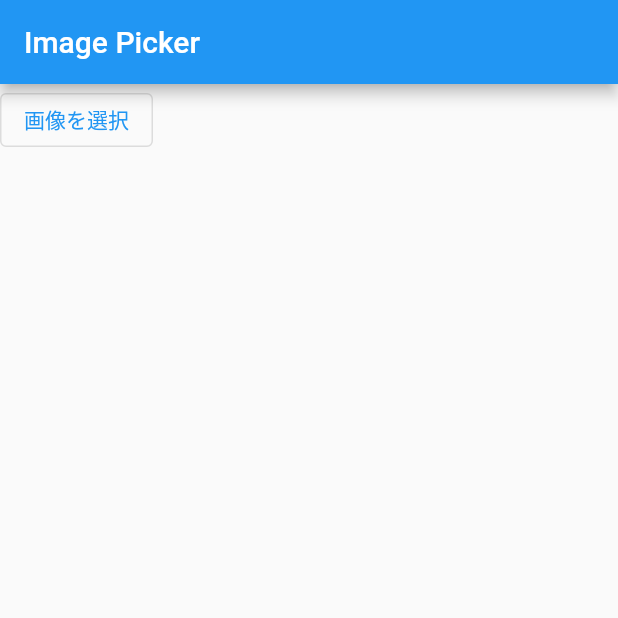
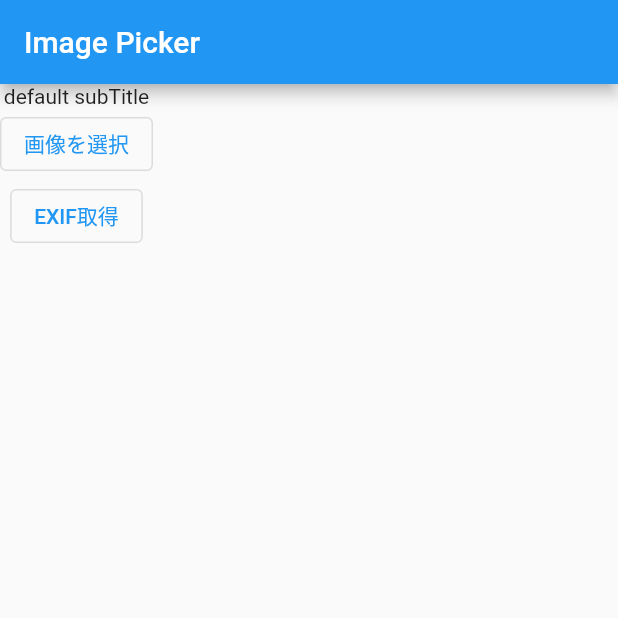
Before and after one commit to msrx9/FlutterTips, a Flutter app: the screen it shows after launch, on a phone screen of 412 x 824 dp, the top half of it. Run offline on Flutter 3.47's test engine with Material 2 defaults, Android fonts, the phone set to English and light mode, and no system bars; our stand-ins replace image_picker.

Commit message:
Add temporary button logic

```diff
--- a/lib/main.dart
+++ b/lib/main.dart
@@ -31,6 +31,7 @@ class HomePage extends StatefulWidget {
 class _HomePageState extends State<HomePage> {
   final ImagePicker _picker = ImagePicker();
   File? _file;
+  String subTitle = 'default subTitle';
 
   @override
   Widget build(BuildContext context) {
@@ -40,6 +41,7 @@ class _HomePageState extends State<HomePage> {
       ),
       body: Column(
         children: [
+          Text(subTitle),
           if (_file != null)
             Image.file(
               _file!,
@@ -52,7 +54,13 @@ class _HomePageState extends State<HomePage> {
                 _file = File(_image!.path);
                 setState(() {});
               },
-              child: const Text('画像を選択'))
+              child: const Text('画像を選択')),
+          OutlinedButton(
+              onPressed: () async {
+                subTitle = 'Tapped EXIF取得';
+                setState(() {});
+              },
+              child: const Text('EXIF取得')),
         ],
       ),
     );
```
